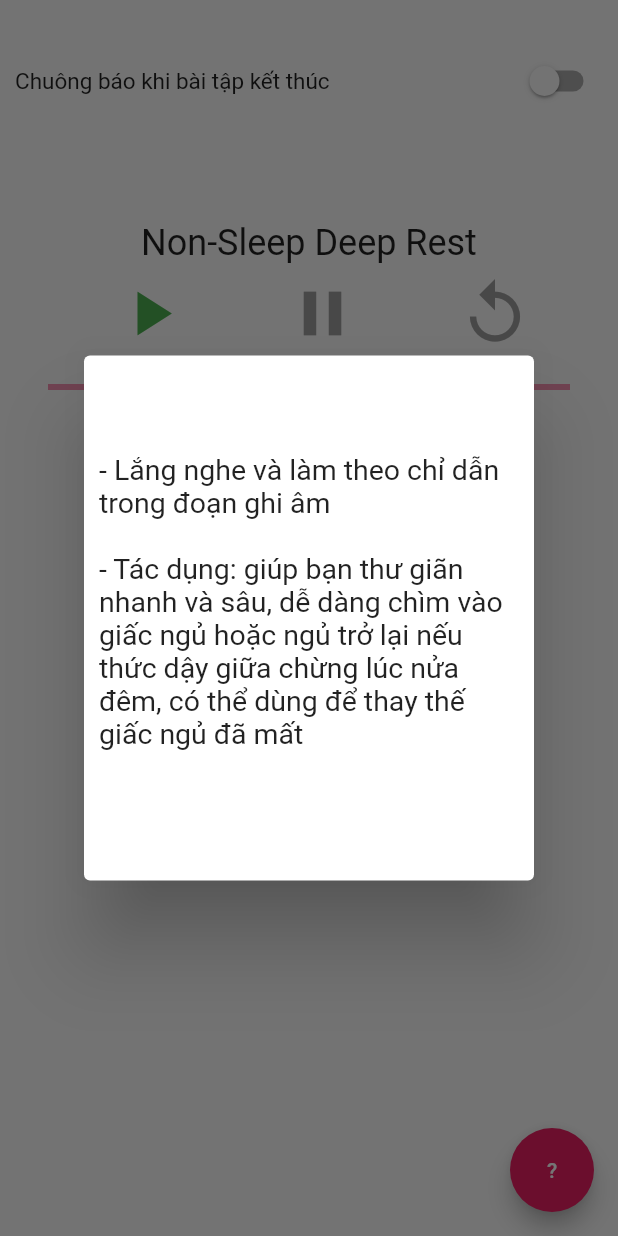
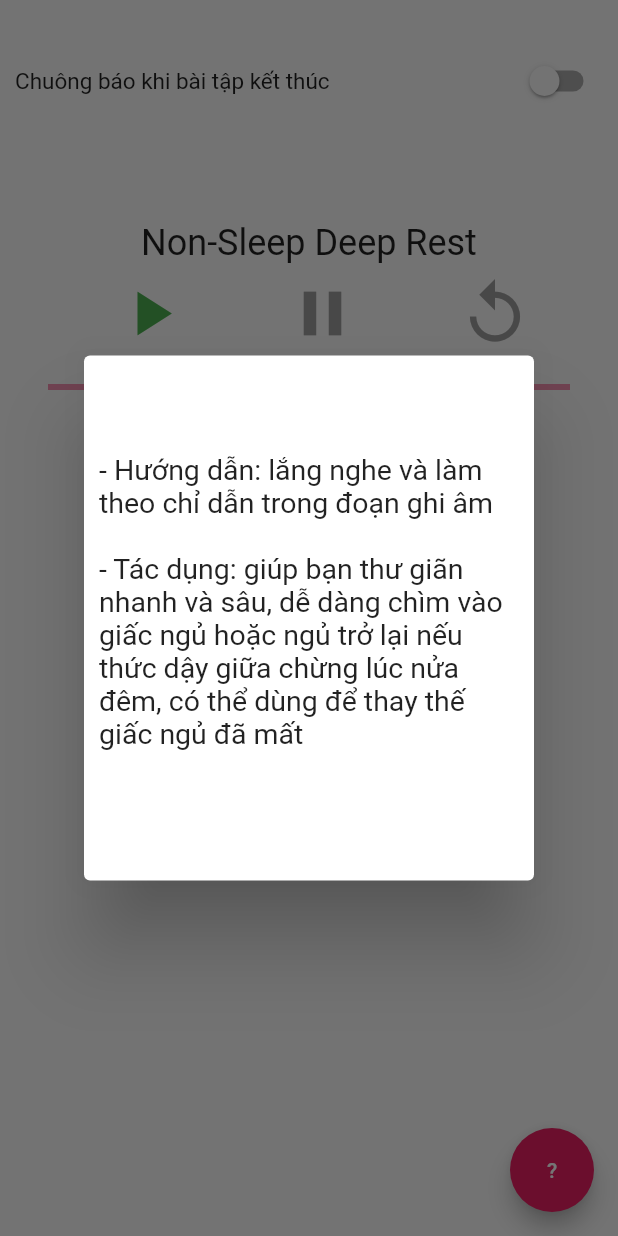
Before and after one commit to thivux/cp22_stress, a Flutter app: the NSDR screen opened directly, after a tap on an icon or button, on a phone screen of 412 x 824 dp. Run offline on Flutter 3.47's test engine with Material 2 defaults, Android fonts, the phone set to English and light mode, and no system bars; our stand-ins replace audioplayers; statements that could not run were skipped.

Commit message:
final ? content

```diff
--- a/lib/audio_player.dart
+++ b/lib/audio_player.dart
@@ -20,7 +20,7 @@ class AudioAssetPlayer {
     audioPlayer = await AudioCache().play(filename);
 
     // avoid bug - the duration returned = 0
-    await Future.delayed(const Duration(milliseconds: 20));
+    await Future.delayed(const Duration(milliseconds: 50));
 
     audioDurationMS = await audioPlayer.getDuration();
 
--- a/lib/nsdr.dart
+++ b/lib/nsdr.dart
@@ -211,7 +211,7 @@ class NSDRState extends State<NSDR> {
                 child: Container(
                   padding: EdgeInsets.all(10.0),
                   child: Text(
-                    '- Lắng nghe và làm theo chỉ dẫn trong đoạn ghi âm \n\n- Tác dụng: giúp bạn thư giãn nhanh và sâu, dễ dàng chìm vào giấc ngủ hoặc ngủ trở lại nếu thức dậy giữa chừng lúc nửa đêm, có thể dùng để thay thế giấc ngủ đã mất\n',
+                    '- Hướng dẫn: lắng nghe và làm theo chỉ dẫn trong đoạn ghi âm \n\n- Tác dụng: giúp bạn thư giãn nhanh và sâu, dễ dàng chìm vào giấc ngủ hoặc ngủ trở lại nếu thức dậy giữa chừng lúc nửa đêm, có thể dùng để thay thế giấc ngủ đã mất\n',
                     // '- Nguồn khoa học nghiên cứu (trích): published by Front Psychiatry (https://www.ncbi.nlm.nih.gov/pmc/articles/PMC6361823/)',
                     style: TextStyle(
                       fontSize: 19,
--- a/lib/phy_sigh.dart
+++ b/lib/phy_sigh.dart
@@ -73,7 +73,7 @@ class BubbleState extends State<Bubble> with SingleTickerProviderStateMixin {
                 child: Container(
                   padding: EdgeInsets.all(10.0),
                   child: Text(
-                    '\n-Physiological sigh: hít vào một hơi thật nhanh và mạnh, ních thêm chút nữa khi bong bóng nở ra rồi thở ra từ từ khi bong bóng xẹp lại\n'
+                    '\nHướng dẫn: hít vào một hơi thật nhanh và mạnh, hít thêm một hơi nữa khi bong bóng nở ra, rồi thở ra từ từ khi bong bóng thu nhỏ lại\n'
                     '\n- Phù hợp thực hành trong những tình huống bạn bị mất bình tĩnh: chuẩn bị thi, chuẩn bị đánh nhau, khủng hoảng hiện sinh...\n'
                     ' \n-Tác dụng: khiến phổi bạn nở ra và nhịp tim chậm lại, giúp bạn bình tĩnh và cân bằng cảm xúc ngay lúc thở \n\n',
                   // ' -Nguồn khoa học: https://scopeblog.stanford.edu/2020/10/07/how-stress-affects-your-brain-and-how-to-reverse-it/',
```
